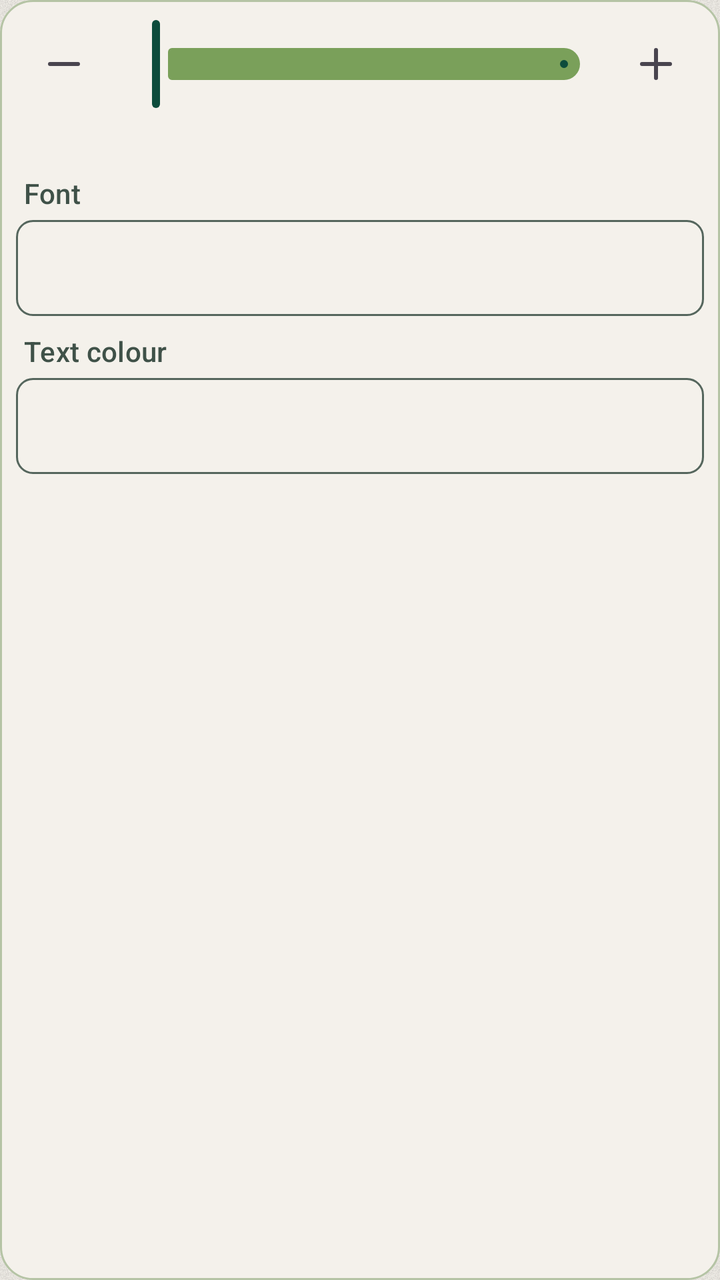
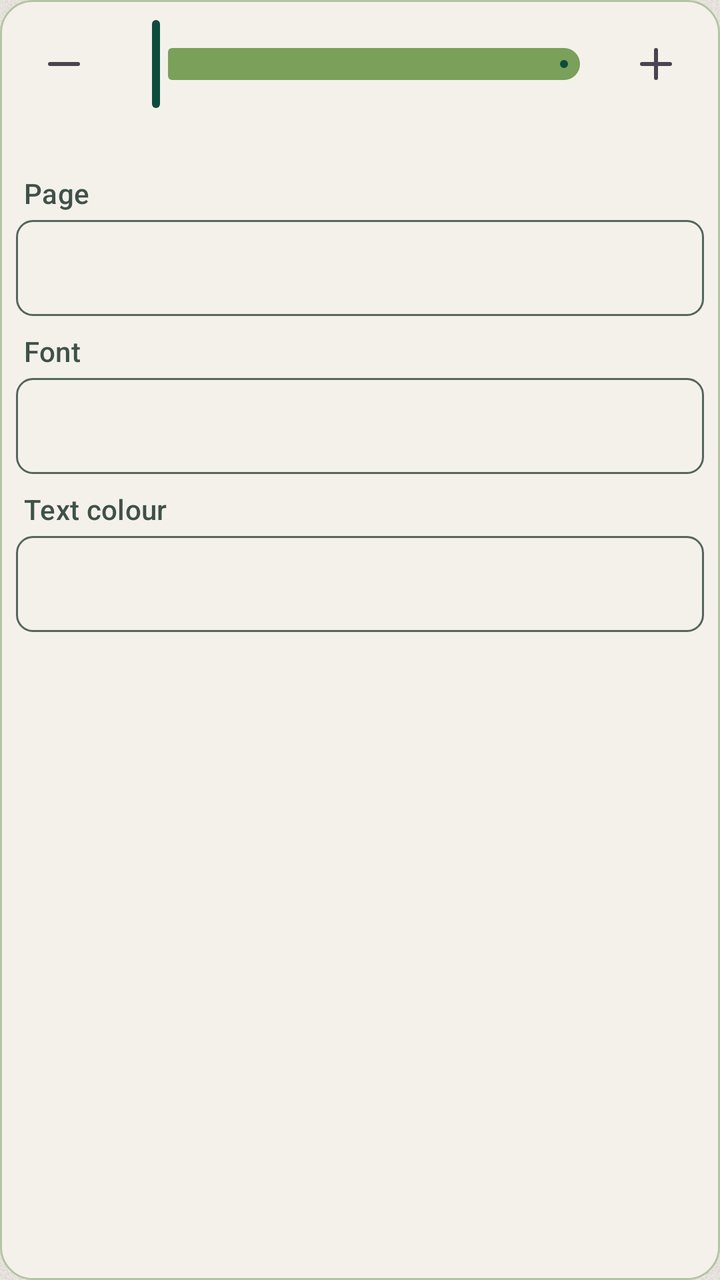

Screens rendered from an Android XML layout before and after an edit, with the pre-edit source and the edit as a unified diff.
<!-- AndroidManifest.xml: application theme Theme.FreeLibrary -->
<!-- res/layout/popup_text_style.xml -->
<?xml version="1.0" encoding="utf-8"?>
<LinearLayout xmlns:android="http://schemas.android.com/apk/res/android"
    android:layout_width="wrap_content"
    android:layout_height="wrap_content"
    android:background="@drawable/bg_text_size_popup"
    android:minWidth="300dp"
    android:orientation="vertical"
    android:padding="@dimen/spacing_s">

    <LinearLayout
        android:layout_width="match_parent"
        android:layout_height="wrap_content"
        android:gravity="center_vertical"
        android:orientation="horizontal">

        <ImageButton
            android:id="@+id/textSizeSmaller"
            android:layout_width="48dp"
            android:layout_height="48dp"
            android:background="?attr/selectableItemBackgroundBorderless"
            android:contentDescription="@string/reader_smaller_text"
            android:src="@drawable/ic_remove" />

        <com.google.android.material.slider.Slider
            android:id="@+id/textSizeSlider"
            android:layout_width="0dp"
            android:layout_height="wrap_content"
            android:layout_weight="1"
            android:contentDescription="@string/reader_text_size" />

        <ImageButton
            android:id="@+id/textSizeLarger"
            android:layout_width="48dp"
            android:layout_height="48dp"
            android:background="?attr/selectableItemBackgroundBorderless"
            android:contentDescription="@string/reader_larger_text"
            android:src="@drawable/ic_add" />

    </LinearLayout>

    <TextView
        android:id="@+id/textSizeValue"
        android:layout_width="match_parent"
        android:layout_height="wrap_content"
        android:gravity="center"
        android:paddingBottom="@dimen/spacing_xs"
        android:textAppearance="?attr/textAppearanceLabelLarge"
        android:textColor="?attr/colorOnSurfaceVariant" />


    <TextView
        android:layout_width="match_parent"
        android:layout_height="wrap_content"
        android:layout_marginStart="@dimen/spacing_xs"
        android:layout_marginTop="@dimen/spacing_s"
        android:layout_marginBottom="@dimen/spacing_xs"
        android:text="@string/reader_font"
        android:textAppearance="?attr/textAppearanceLabelLarge"
        android:textColor="?attr/colorOnSurfaceVariant" />

    <TextView
        android:id="@+id/readerFontField"
        android:layout_width="match_parent"
        android:layout_height="wrap_content"
        android:background="@drawable/bg_picker_field"
        android:clickable="true"
        android:drawablePadding="@dimen/spacing_s"
        android:focusable="true"
        android:gravity="center_vertical"
        android:minHeight="48dp"
        android:paddingStart="@dimen/spacing_m"
        android:paddingEnd="@dimen/spacing_s"
        android:textAppearance="?attr/textAppearanceBodyLarge" />

    <TextView
        android:layout_width="match_parent"
        android:layout_height="wrap_content"
        android:layout_marginStart="@dimen/spacing_xs"
        android:layout_marginTop="@dimen/spacing_s"
        android:layout_marginBottom="@dimen/spacing_xs"
        android:text="@string/reader_text_colour"
        android:textAppearance="?attr/textAppearanceLabelLarge"
        android:textColor="?attr/colorOnSurfaceVariant" />

    <TextView
        android:id="@+id/readerColourField"
        android:layout_width="match_parent"
        android:layout_height="wrap_content"
        android:background="@drawable/bg_picker_field"
        android:clickable="true"
        android:drawablePadding="@dimen/spacing_s"
        android:focusable="true"
        android:gravity="center_vertical"
        android:minHeight="48dp"
        android:paddingStart="@dimen/spacing_m"
        android:paddingEnd="@dimen/spacing_s"
        android:textAppearance="?attr/textAppearanceBodyLarge" />

</LinearLayout>
<!-- resources referenced by this layout -->
<resources>
  <dimen name="spacing_m">16dp</dimen>
  <dimen name="spacing_s">8dp</dimen>
  <dimen name="spacing_xs">4dp</dimen>
  <!-- drawable bg_picker_field (drawable) -->
  <?xml version="1.0" encoding="utf-8"?>
  <shape xmlns:android="http://schemas.android.com/apk/res/android"
      android:shape="rectangle">
      <stroke
          android:width="1dp"
          android:color="?attr/colorOutline" />
      <corners android:radius="8dp" />
  </shape>
  <!-- drawable bg_text_size_popup (drawable) -->
  <?xml version="1.0" encoding="utf-8"?>
  <shape xmlns:android="http://schemas.android.com/apk/res/android"
      android:shape="rectangle">
      <solid android:color="?attr/colorSurface" />
      <stroke
          android:width="1dp"
          android:color="?attr/colorOutlineVariant" />
      <corners android:radius="16dp" />
  </shape>
  <string name="reader_font">Font</string>
  <string name="reader_larger_text">Larger text</string>
  <string name="reader_smaller_text">Smaller text</string>
  <string name="reader_text_colour">Text colour</string>
  <string name="reader_text_size">Text size</string>
  <color name="md_primary">#0D4C3C</color>
  <color name="md_on_primary">#F4F1EB</color>
  <color name="md_primary_container">#BFD7A6</color>
  <color name="md_on_primary_container">#0A3A2E</color>
  <color name="md_primary_inverse">#A9CC8A</color>
  <color name="md_secondary">#2D5A4A</color>
  <color name="md_on_secondary">#F4F1EB</color>
  <color name="md_secondary_container">#7AA05A</color>
  <color name="md_on_secondary_container">#17231E</color>
  <color name="md_background">#F4F1EB</color>
  <color name="md_on_background">#17231E</color>
  <color name="md_surface">#F4F1EB</color>
  <color name="md_on_surface">#17231E</color>
  <color name="md_surface_variant">#D8E3CB</color>
  <color name="md_on_surface_variant">#3F5148</color>
  <color name="md_surface_inverse">#17231E</color>
  <color name="md_on_surface_inverse">#F4F1EB</color>
  <color name="md_surface_container_lowest">#F8F8F0</color>
  <color name="md_surface_container_low">#E9EEDF</color>
  <color name="md_surface_container">#DFE8D3</color>
  <color name="md_surface_container_high">#D5E2C7</color>
  <color name="md_surface_container_highest">#CADBBB</color>
  <color name="md_error">#BA1A1A</color>
  <color name="md_on_error">#FFFFFF</color>
  <color name="md_error_container">#FFDAD6</color>
  <color name="md_on_error_container">#410002</color>
  <color name="md_outline">#55665D</color>
  <color name="md_outline_variant">#B5C4A5</color>
  <style name="Widget.FreeLibrary.Toolbar" parent="Widget.Material3.Toolbar">
          <item name="android:background">@android:color/transparent</item>
      </style>
  <style name="TextAppearance.FreeLibrary.HeadlineLarge" parent="TextAppearance.Material3.HeadlineLarge">
          <item name="fontFamily">@font/literata_semibold</item>
          <item name="android:fontFamily">@font/literata_semibold</item>
      </style>
  <style name="TextAppearance.FreeLibrary.HeadlineMedium" parent="TextAppearance.Material3.HeadlineMedium">
          <item name="fontFamily">@font/literata_semibold</item>
          <item name="android:fontFamily">@font/literata_semibold</item>
      </style>
  <style name="TextAppearance.FreeLibrary.HeadlineSmall" parent="TextAppearance.Material3.HeadlineSmall">
          <item name="fontFamily">@font/literata_semibold</item>
          <item name="android:fontFamily">@font/literata_semibold</item>
      </style>
  <style name="TextAppearance.FreeLibrary.TitleLarge" parent="TextAppearance.Material3.TitleLarge">
          <item name="fontFamily">@font/literata_medium</item>
          <item name="android:fontFamily">@font/literata_medium</item>
      </style>
  <!-- unchanged entries left out for length: 5 -->
</resources>

<!-- the commit's change to res/layout/popup_text_style.xml (unified diff, before → after) -->
@@ -47,6 +47,29 @@
         android:textAppearance="?attr/textAppearanceLabelLarge"
         android:textColor="?attr/colorOnSurfaceVariant" />
 
+    <TextView
+        android:layout_width="match_parent"
+        android:layout_height="wrap_content"
+        android:layout_marginStart="@dimen/spacing_xs"
+        android:layout_marginTop="@dimen/spacing_s"
+        android:layout_marginBottom="@dimen/spacing_xs"
+        android:text="@string/reader_page_theme"
+        android:textAppearance="?attr/textAppearanceLabelLarge"
+        android:textColor="?attr/colorOnSurfaceVariant" />
+
+    <TextView
+        android:id="@+id/readerPageField"
+        android:layout_width="match_parent"
+        android:layout_height="wrap_content"
+        android:background="@drawable/bg_picker_field"
+        android:clickable="true"
+        android:drawablePadding="@dimen/spacing_s"
+        android:focusable="true"
+        android:gravity="center_vertical"
+        android:minHeight="48dp"
+        android:paddingStart="@dimen/spacing_m"
+        android:paddingEnd="@dimen/spacing_s"
+        android:textAppearance="?attr/textAppearanceBodyLarge" />
 
     <TextView
         android:layout_width="match_parent"
<!-- resource entries referenced after the edit -->
@@ -24,6 +24,7 @@
   </shape>
   <string name="reader_font">Font</string>
   <string name="reader_larger_text">Larger text</string>
+  <string name="reader_page_theme">Page</string>
   <string name="reader_smaller_text">Smaller text</string>
   <string name="reader_text_colour">Text colour</string>
   <string name="reader_text_size">Text size</string>
